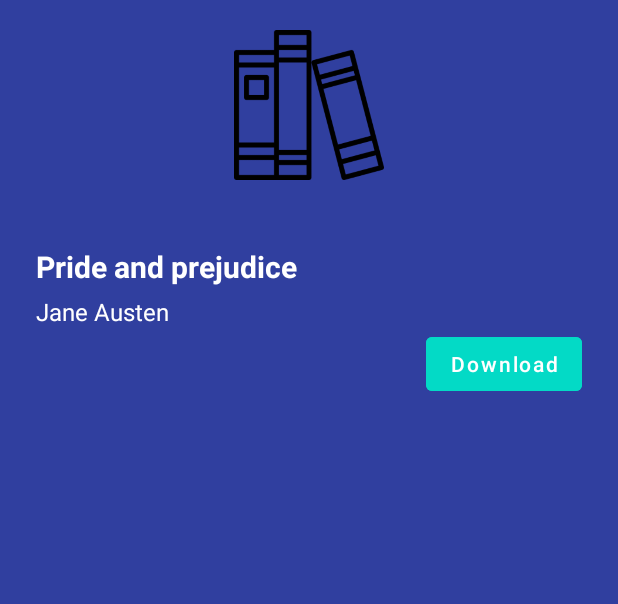
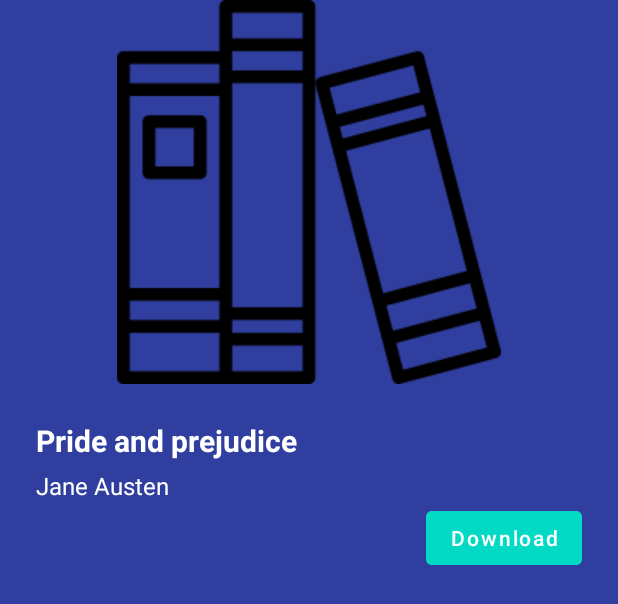
Before and after one commit to MatteoSalvino/Biblio-app, an Android app: the layout ebook_details_fragment_header.xml on its own in the app's theme, with its tools: preview values and no code run, on a phone screen of 412 x 824 dp. Shown: the top 604 px of the screen. Run offline under Robolectric (Android 15) with nearby library versions, the phone set to English and light mode, and no system bars.

Commit message:
EbookDetailsFragment: minor changes

```diff
--- a/app/src/main/res/layout-land/ebook_details_fragment_header.xml
+++ b/app/src/main/res/layout-land/ebook_details_fragment_header.xml
@@ -8,8 +8,8 @@
 
     <ImageView
         android:id="@+id/cover"
-        android:layout_width="100dp"
-        android:layout_height="140dp"
+        android:layout_width="0dp"
+        android:layout_height="wrap_content"
         android:layout_marginHorizontal="10dp"
         android:layout_weight="5"
         android:contentDescription="@string/ebook_cover_cd"
@@ -54,9 +54,9 @@
             android:layout_marginTop="24dp"
             android:backgroundTint="@color/add_button"
             android:text="@string/add_to_my_books_msg"
+            android:textAllCaps="false"
             android:textColor="@color/main_book_text"
             android:visibility="visible"
-            android:textAllCaps="false"
             app:layout_constraintBottom_toBottomOf="parent"
             app:layout_constraintEnd_toEndOf="parent"
             app:layout_constraintStart_toStartOf="parent"
@@ -70,9 +70,9 @@
             android:layout_marginTop="24dp"
             android:backgroundTint="@color/add_button"
             android:text="@string/remove_from_my_books_msg"
+            android:textAllCaps="false"
             android:textColor="@color/main_book_text"
             android:visibility="invisible"
-            android:textAllCaps="false"
             app:layout_constraintBottom_toBottomOf="parent"
             app:layout_constraintEnd_toEndOf="parent"
             app:layout_constraintStart_toStartOf="parent"
--- a/app/src/main/res/layout/ebook_details_fragment_header.xml
+++ b/app/src/main/res/layout/ebook_details_fragment_header.xml
@@ -7,8 +7,8 @@
 
     <ImageView
         android:id="@+id/cover"
-        android:layout_width="100dp"
-        android:layout_height="140dp"
+        android:layout_width="wrap_content"
+        android:layout_height="wrap_content"
         android:layout_gravity="center_horizontal"
         android:layout_marginHorizontal="36dp"
         android:contentDescription="@string/ebook_cover_cd"
```
